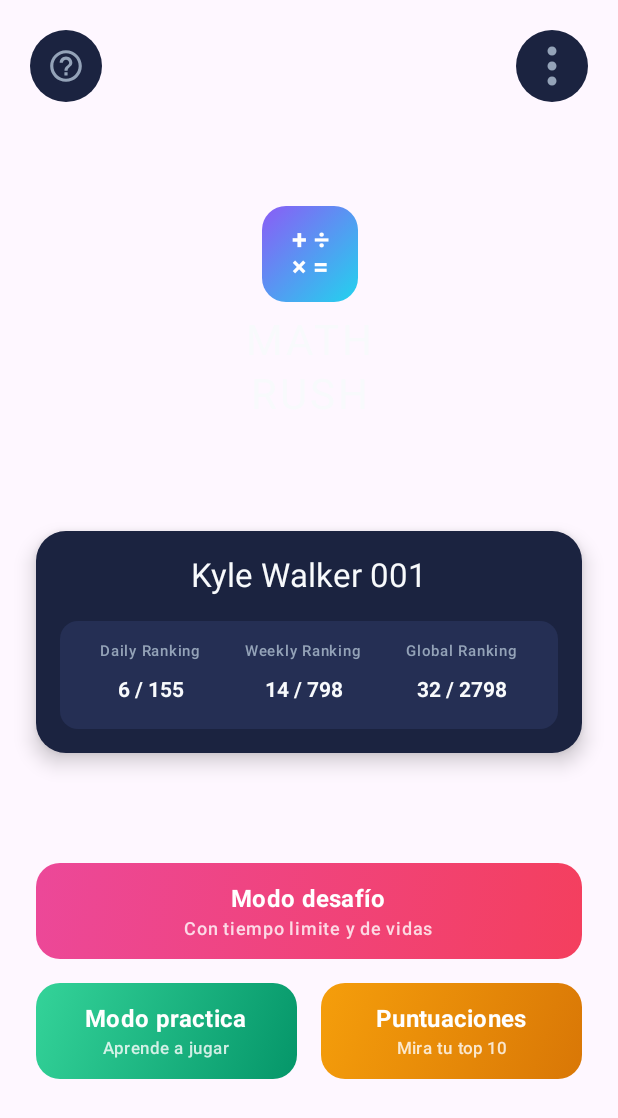
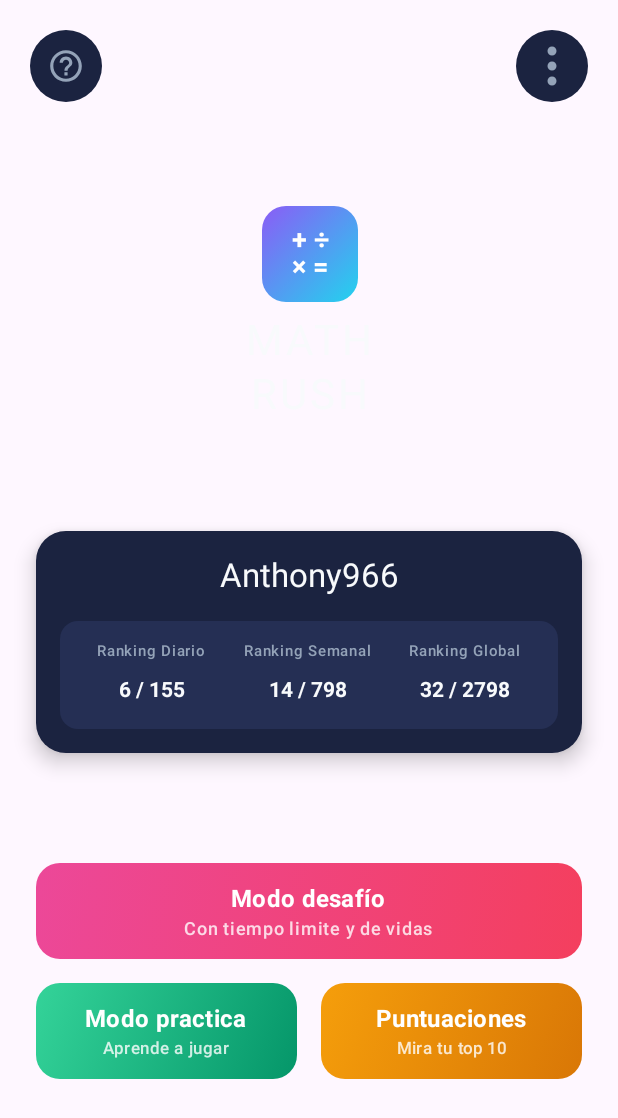
Before and after one commit to felix-mendoz/MathRush, an Android app built with Jetpack Compose: the @Preview function PreviewHomeScreen, on a phone screen of 412 x 824 dp. Shown: the top 1118 px of the screen. Run offline under Robolectric (Android 15) with nearby library versions, the phone set to English and light mode, and no system bars; Roboto replaces fonts that are not available here.

Commit message:
Prototipo de la appp

```diff
--- a/app/src/main/java/com/example/mathrush/ui/screens/HomeScreen.kt
+++ b/app/src/main/java/com/example/mathrush/ui/screens/HomeScreen.kt
@@ -133,7 +133,7 @@ fun HomeScreen(
                     horizontalAlignment = Alignment.CenterHorizontally
                 ) {
                     Text(
-                        text = "Kyle Walker 001",
+                        text = "Anthony966",
                         style = MaterialTheme.typography.titleLarge,
                         color = MathTextPrimary
                     )
@@ -151,9 +151,9 @@ fun HomeScreen(
                             modifier = Modifier.fillMaxWidth(),
                             horizontalArrangement = Arrangement.SpaceAround
                         ) {
-                            StatItem(title = "Daily Ranking", value = "6 / 155")
-                            StatItem(title = "Weekly Ranking", value = "14 / 798")
-                            StatItem(title = "Global Ranking", value = "32 / 2798")
+                            StatItem(title = "Ranking Diario", value = "6 / 155")
+                            StatItem(title = "Ranking Semanal", value = "14 / 798")
+                            StatItem(title = "Ranking Global", value = "32 / 2798")
                         }
                     }
                 }
```
